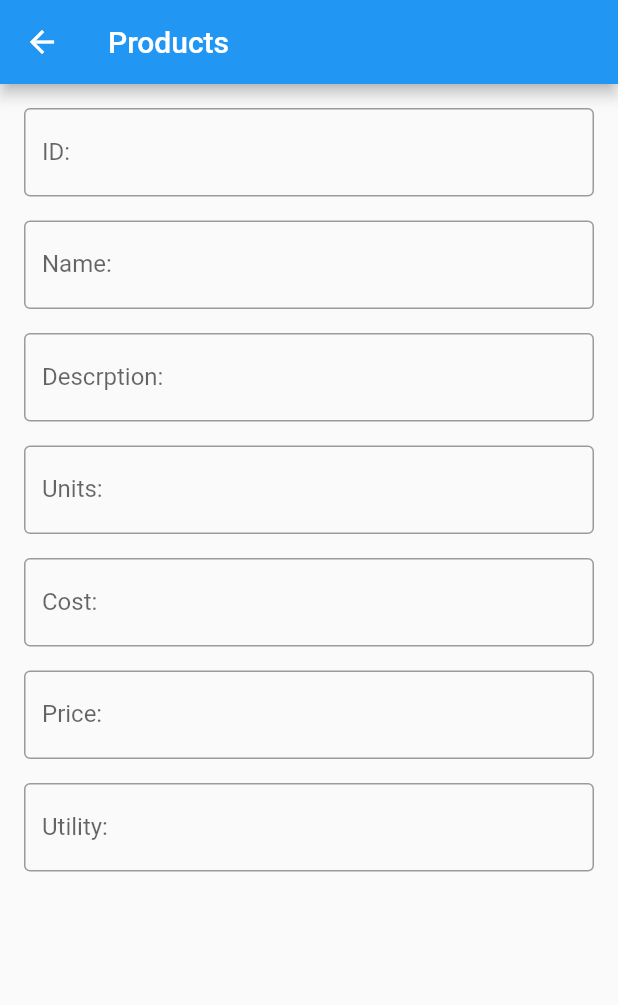
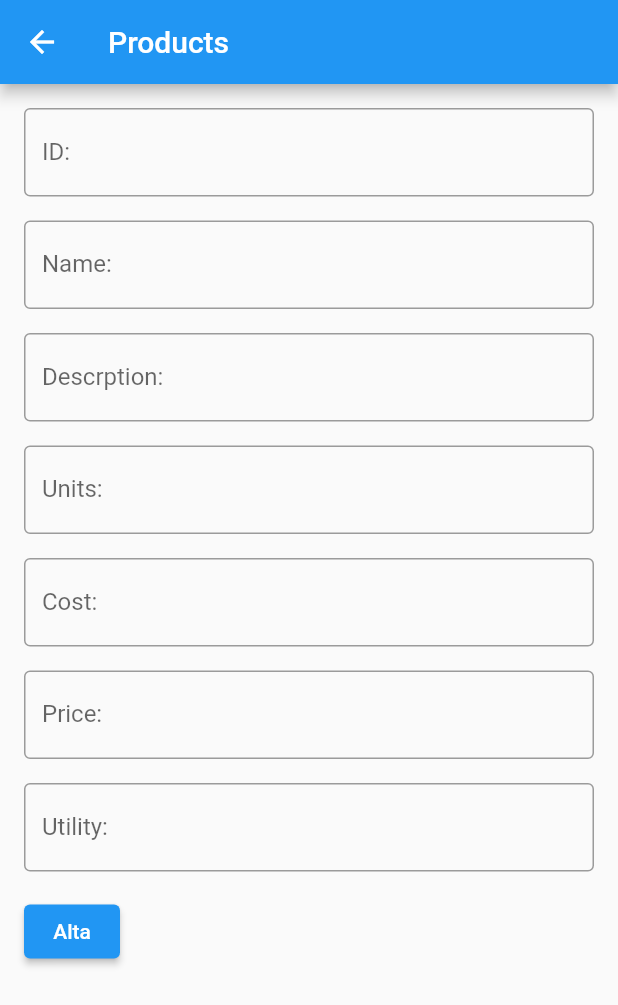
Before and after one commit to CristianAGR/flutterProject_secondParcial, a Flutter app: the ProductScreen screen opened by its route, on a phone screen of 412 x 824 dp. Shown: the top 1005 px of the screen. Run offline on Flutter 3.47's test engine with Material 2 defaults, Android fonts, the phone set to English and light mode, and no system bars.

Commit message:
implementation of not null validation

```diff
--- a/lib/product.dart
+++ b/lib/product.dart
@@ -1,9 +1,12 @@
 import 'package:flutter/material.dart';
 
 import './widgets/inputField.dart';
+import 'helpers/formValidation.dart';
 
 class ProductScreen extends StatelessWidget {
-  const ProductScreen({Key? key}) : super(key: key);
+  ProductScreen({Key? key}) : super(key: key);
+
+  final _formKey = GlobalKey<FormState>();
 
   @override
   Widget build(BuildContext context) {
@@ -13,6 +16,9 @@ class ProductScreen extends StatelessWidget {
       ),
       body: Padding(
         padding: EdgeInsets.all(16.0),
+        child: ListView(
+          children: [Form(
+            key: _formKey,
             child: Column(crossAxisAlignment: CrossAxisAlignment.start, children: [
               InputField(text: "ID"),
               InputField(text: "Name"),
@@ -20,8 +26,11 @@ class ProductScreen extends StatelessWidget {
               InputField(text: "Units"),
               InputField(text: "Cost"),
               InputField(text: "Price"),
-          InputField(text: "Utility")
+              InputField(text: "Utility"),
+              ElevatedButton(onPressed: () => validation(context, '', _formKey), child: const Text("Alta"))
             ]),
+          ),]
+        ),
       ),
     );
   }
```
Also changed, not shown: lib/purchase.dart (+10 -1 lines). Lines whose indentation alone changed are shown as unchanged.
